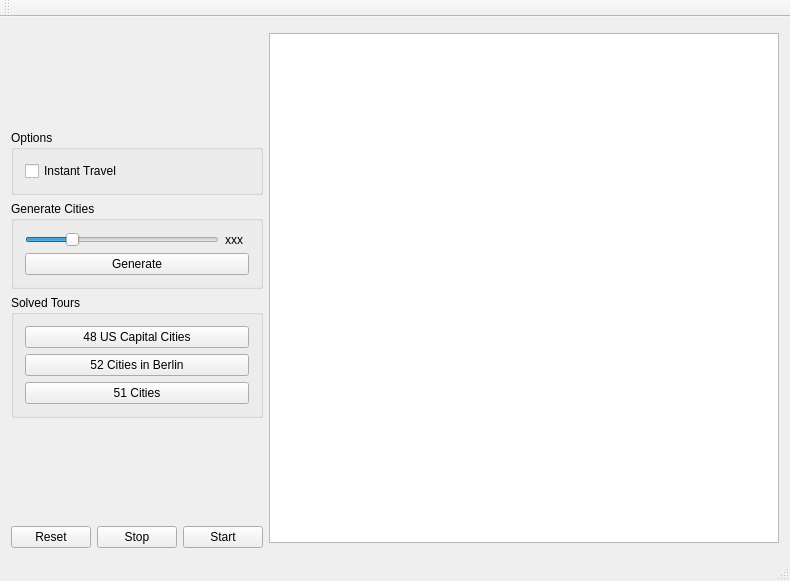
Above: mainwindow.ui from DrewMartin/TSP-ants before the change. Below: the same form after it.
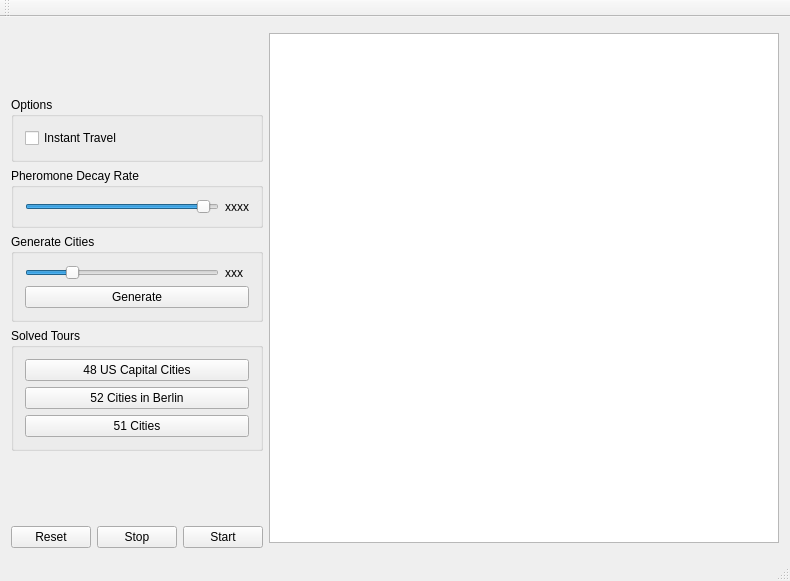
That is the form after the change. Custom widgets are drawn as their Qt base class.

Commit message:
Added edge objects for tracking/drawing pheromone edges
Created loop logic and ant movement.
Need to make them move smoothly instead of jumping, and get the numbers
working better.

The edit to the form file:
```diff
--- a/mainwindow.ui
+++ b/mainwindow.ui
@@ -46,6 +46,47 @@
         </layout>
        </widget>
       </item>
+      <item>
+       <widget class="QGroupBox" name="decayGroup">
+        <property name="title">
+         <string>Pheromone Decay Rate</string>
+        </property>
+        <layout class="QHBoxLayout" name="horizontalLayout_3">
+         <item>
+          <widget class="QSlider" name="decayRateSlider">
+           <property name="minimum">
+            <number>10</number>
+           </property>
+           <property name="value">
+            <number>95</number>
+           </property>
+           <property name="orientation">
+            <enum>Qt::Horizontal</enum>
+           </property>
+          </widget>
+         </item>
+         <item>
+          <widget class="QLabel" name="decayRateLabel">
+           <property name="sizePolicy">
+            <sizepolicy hsizetype="Minimum" vsizetype="Preferred">
+             <horstretch>0</horstretch>
+             <verstretch>0</verstretch>
+            </sizepolicy>
+           </property>
+           <property name="minimumSize">
+            <size>
+             <width>24</width>
+             <height>0</height>
+            </size>
+           </property>
+           <property name="text">
+            <string>xxxx</string>
+           </property>
+          </widget>
+         </item>
+        </layout>
+       </widget>
+      </item>
       <item>
        <widget class="QGroupBox" name="generateCitiesGroup">
         <property name="title">
```
The commit also changes 12 other files.
